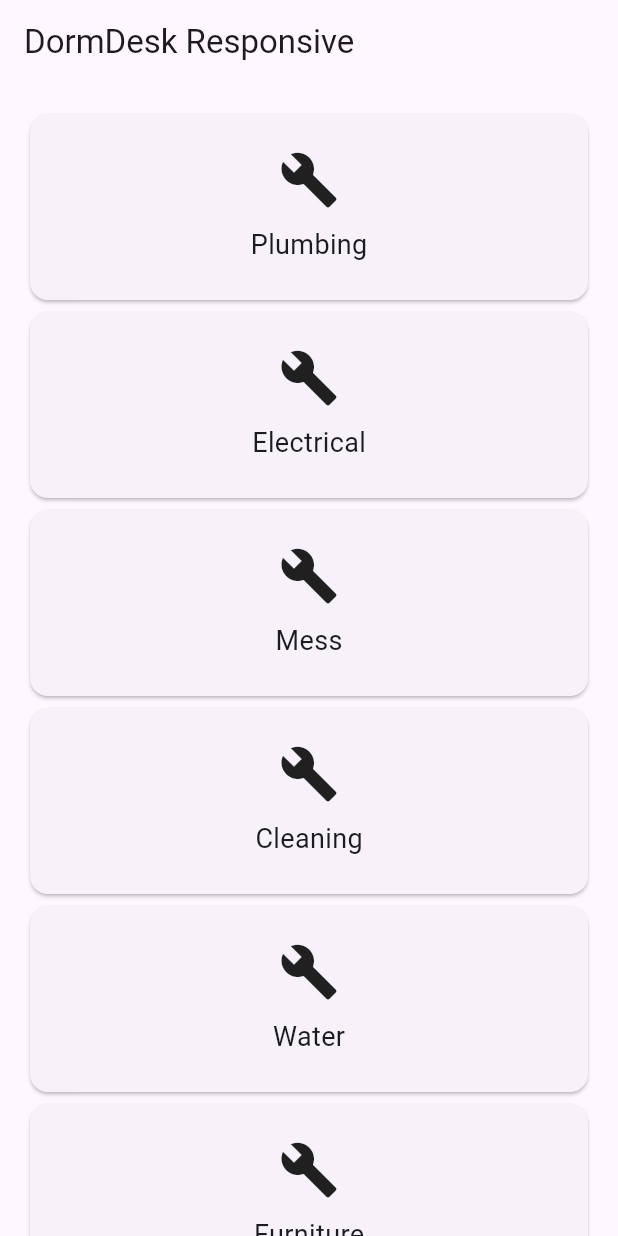
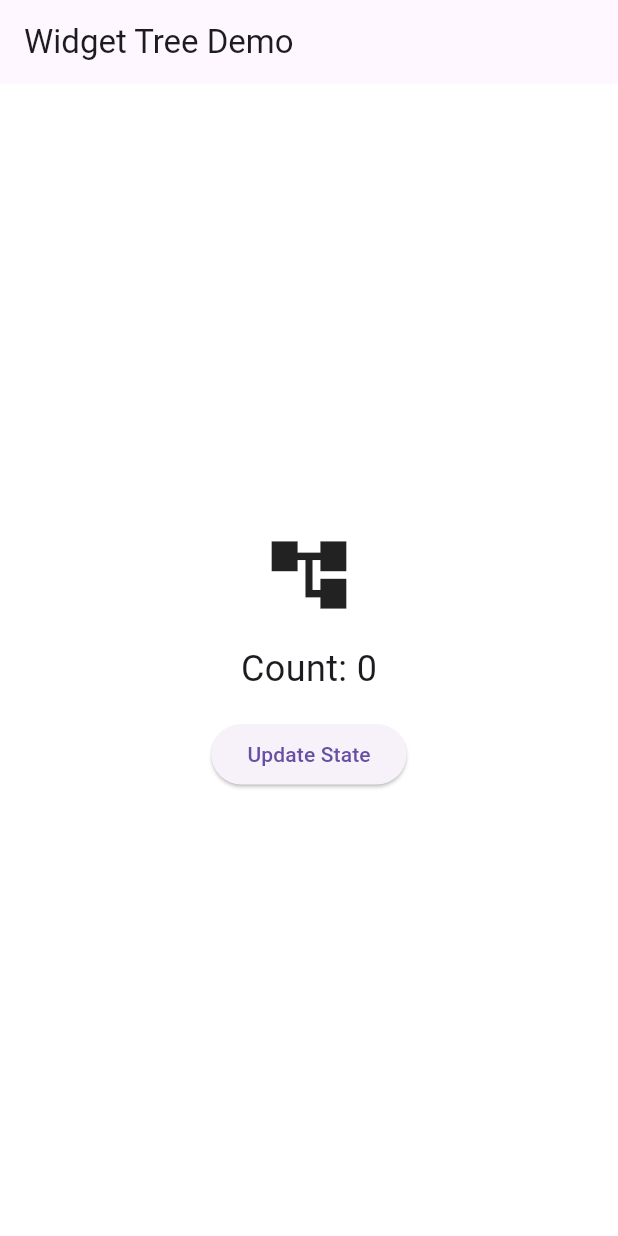
Before and after one commit to kalviumcommunity/dorm-desk, a Flutter app: the screen it shows after launch, on a phone screen of 412 x 824 dp. Run offline on Flutter 3.47's test engine with Material 3 defaults, Android fonts, the light colour scheme and no system bars.

Commit message:
feat: demonstrated widget tree and reactive UI model with state updates

```diff
--- a/dormdesk/lib/main.dart
+++ b/dormdesk/lib/main.dart
@@ -1,5 +1,5 @@
 import 'package:flutter/material.dart';
-import 'screens/responsive_home.dart';
+import 'screens/widget_tree_demo.dart';
 
 void main() {
   runApp(const MyApp());
@@ -12,7 +12,8 @@ class MyApp extends StatelessWidget {
   Widget build(BuildContext context) {
     return const MaterialApp(
       debugShowCheckedModeBanner: false,
-      home: ResponsiveHome(),
+      title: 'DormDesk Widget Tree Demo',
+      home: WidgetTreeDemo(),
     );
   }
 }
--- /dev/null
+++ b/dormdesk/lib/screens/widget_tree_demo.dart
@@ -0,0 +1,46 @@
+import 'package:flutter/material.dart';
+
+class WidgetTreeDemo extends StatefulWidget {
+  const WidgetTreeDemo({super.key});
+
+  @override
+  State<WidgetTreeDemo> createState() => _WidgetTreeDemoState();
+}
+
+class _WidgetTreeDemoState extends State<WidgetTreeDemo> {
+  int count = 0;
+  Color bg = Colors.white;
+
+  void updateState() {
+    setState(() {
+      count++;
+      bg = count % 2 == 0 ? Colors.white : Colors.blue.shade50;
+    });
+  }
+
+  @override
+  Widget build(BuildContext context) {
+    return Scaffold(
+      backgroundColor: bg,
+      appBar: AppBar(title: const Text("Widget Tree Demo")),
+      body: Center(
+        child: Column(
+          mainAxisAlignment: MainAxisAlignment.center,
+          children: [
+            const Icon(Icons.account_tree, size: 60),
+            const SizedBox(height: 16),
+            Text(
+              "Count: $count",
+              style: const TextStyle(fontSize: 24),
+            ),
+            const SizedBox(height: 16),
+            ElevatedButton(
+              onPressed: updateState,
+              child: const Text("Update State"),
+            ),
+          ],
+        ),
+      ),
+    );
+  }
+}
```
Also changed, not shown: dormdesk/docs/image.png (added).
